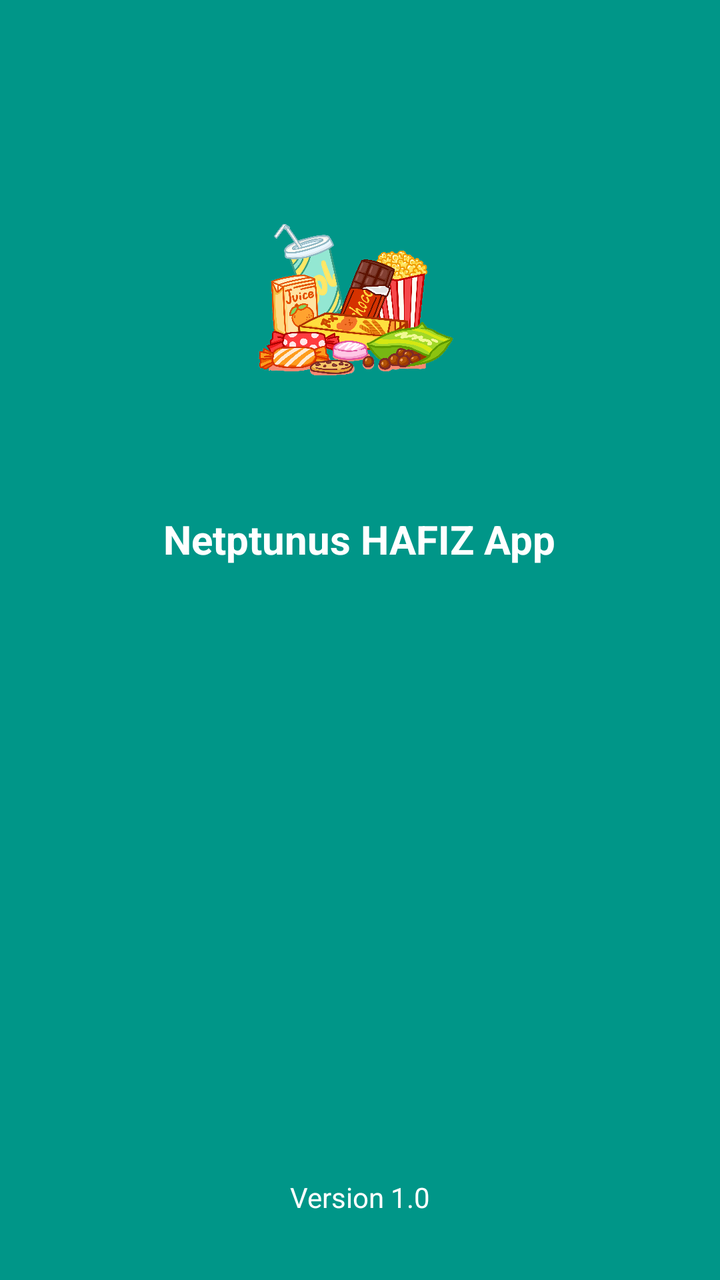
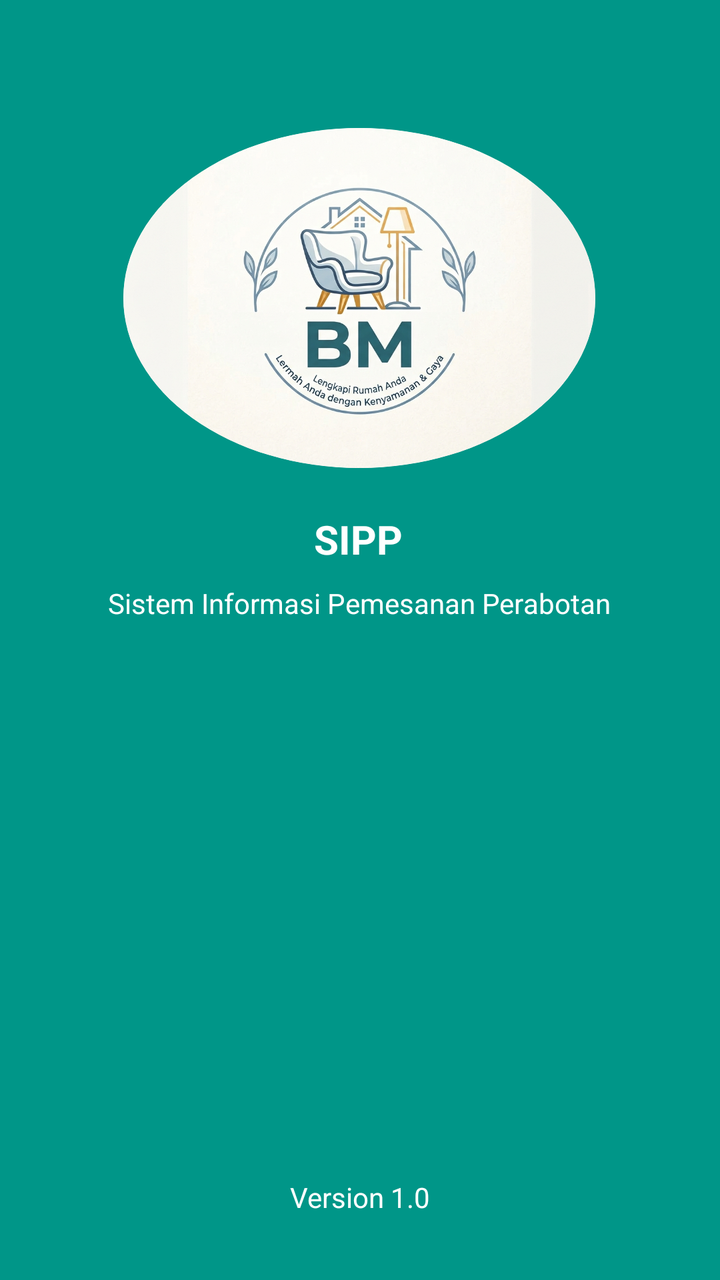

Before-and-after screenshots of an Android layout around one commit, followed by the original layout XML and the change that was made.
<!-- AndroidManifest.xml: application theme Theme.Netptunus_HAFIZ -->
<!-- res/layout/activity_splash_screen.xml -->
<?xml version="1.0" encoding="utf-8"?>
<androidx.constraintlayout.widget.ConstraintLayout xmlns:android="http://schemas.android.com/apk/res/android"
    xmlns:app="http://schemas.android.com/apk/res-auto"
    xmlns:tools="http://schemas.android.com/tools"
    android:id="@+id/main"
    android:layout_width="match_parent"
    android:layout_height="match_parent"
    android:background="@color/hijau"
    tools:context=".SplashScreenActivity">

    <ImageView
        android:id="@+id/imgLogoSplash"
        android:layout_width="120dp"
        android:layout_height="120dp"
        android:layout_marginTop="88dp"
        android:contentDescription="Logo App"
        android:src="@drawable/snack"
        app:layout_constraintEnd_toEndOf="parent"
        app:layout_constraintHorizontal_bias="0.498"
        app:layout_constraintStart_toStartOf="parent"
        app:layout_constraintTop_toTopOf="parent" />

    <TextView
        android:id="@+id/tvAppName"
        android:layout_width="wrap_content"
        android:layout_height="wrap_content"
        android:layout_marginTop="256dp"
        android:text="Netptunus HAFIZ App"
        android:textColor="@color/white"
        android:textSize="20sp"
        android:textStyle="bold"
        app:layout_constraintEnd_toEndOf="parent"
        app:layout_constraintHorizontal_bias="0.497"
        app:layout_constraintStart_toStartOf="parent"
        app:layout_constraintTop_toTopOf="parent" />

    <TextView
        android:id="@+id/tvAppVersion"
        android:layout_width="wrap_content"
        android:layout_height="wrap_content"
        android:layout_marginBottom="32dp"
        android:text="Version 1.0"
        android:textColor="@color/white"
        android:textSize="14sp"
        app:layout_constraintBottom_toBottomOf="parent"
        app:layout_constraintEnd_toEndOf="parent"
        app:layout_constraintStart_toStartOf="parent" />

</androidx.constraintlayout.widget.ConstraintLayout>
<!-- resources referenced by this layout -->
<resources>
  <color name="hijau">#009688</color>
  <color name="white">#FFFFFFFF</color>
  <!-- drawable snack: png bitmap (drawable, 725125 bytes) -->
  <style name="Theme.Netptunus_HAFIZ" parent="Base.Theme.Netptunus_HAFIZ" />
  <style name="Base.Theme.Netptunus_HAFIZ" parent="Theme.Material3.DayNight.NoActionBar">
          
          
      </style>
</resources>

<!-- the commit's change to res/layout/activity_splash_screen.xml (unified diff, before → after) -->
@@ -10,13 +10,16 @@
 
     <ImageView
         android:id="@+id/imgLogoSplash"
-        android:layout_width="120dp"
-        android:layout_height="120dp"
-        android:layout_marginTop="88dp"
+        android:layout_width="236dp"
+        android:layout_height="170dp"
+        android:layout_marginTop="64dp"
+        android:background="@drawable/circle_bg"
+        android:clipToOutline="true"
         android:contentDescription="Logo App"
-        android:src="@drawable/snack"
+        android:scaleType="centerCrop"
+        android:src="@drawable/logo"
         app:layout_constraintEnd_toEndOf="parent"
-        app:layout_constraintHorizontal_bias="0.498"
+        app:layout_constraintHorizontal_bias="0.497"
         app:layout_constraintStart_toStartOf="parent"
         app:layout_constraintTop_toTopOf="parent" />
 
@@ -25,7 +28,7 @@
         android:layout_width="wrap_content"
         android:layout_height="wrap_content"
         android:layout_marginTop="256dp"
-        android:text="Netptunus HAFIZ App"
+        android:text="SIPP"
         android:textColor="@color/white"
         android:textSize="20sp"
         android:textStyle="bold"
@@ -46,4 +49,17 @@
         app:layout_constraintEnd_toEndOf="parent"
         app:layout_constraintStart_toStartOf="parent" />
 
+    <TextView
+        android:id="@+id/textView4"
+        android:layout_width="wrap_content"
+        android:layout_height="wrap_content"
+        android:layout_marginTop="292dp"
+        android:text="Sistem Informasi Pemesanan Perabotan"
+        android:textColor="@color/white"
+        android:textSize="14sp"
+        app:layout_constraintEnd_toEndOf="parent"
+        app:layout_constraintHorizontal_bias="0.496"
+        app:layout_constraintStart_toStartOf="parent"
+        app:layout_constraintTop_toTopOf="parent" />
+
 </androidx.constraintlayout.widget.ConstraintLayout>
<!-- resource entries referenced after the edit -->
@@ -2,7 +2,15 @@
 <resources>
   <color name="hijau">#009688</color>
   <color name="white">#FFFFFFFF</color>
-  <!-- drawable snack: png bitmap (drawable, 725125 bytes) -->
+  <!-- drawable circle_bg (drawable) -->
+  <?xml version="1.0" encoding="utf-8"?>
+  <shape xmlns:android="http://schemas.android.com/apk/res/android"
+      android:shape="oval">
+  
+      <solid android:color="#FFFFFF"/>
+  
+  </shape>
+  <!-- drawable logo: jpg bitmap (drawable, 524666 bytes) -->
   <style name="Theme.Netptunus_HAFIZ" parent="Base.Theme.Netptunus_HAFIZ" />
   <style name="Base.Theme.Netptunus_HAFIZ" parent="Theme.Material3.DayNight.NoActionBar">
           
